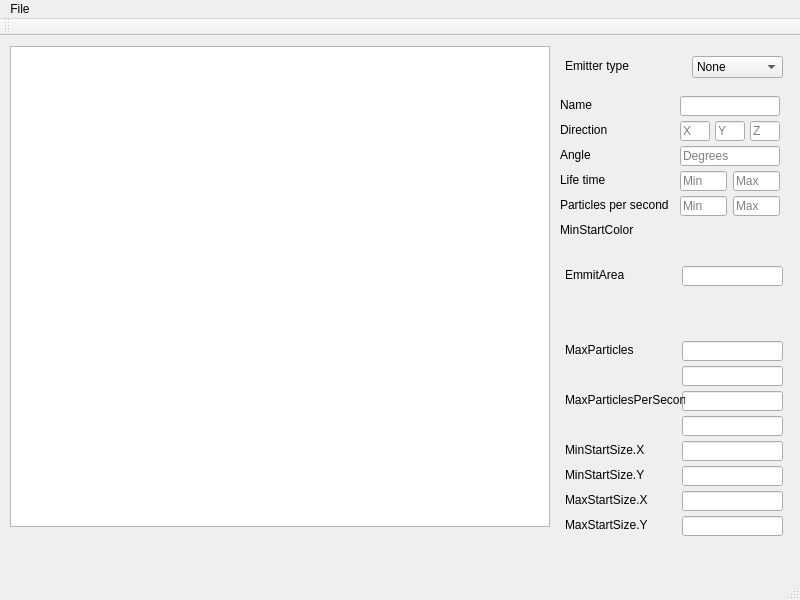
Above: tools/ParticleEditor/mainwindow.ui from threkk/psibranch3irrlicht before the change. Below: the same form after it.
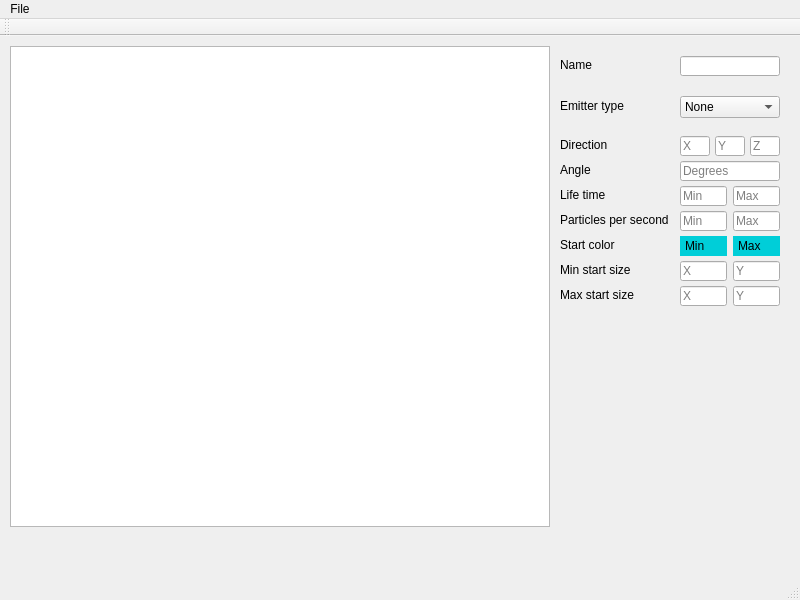
That is the form after the change.

Commit message: Update the UI + binded all inputs to model values

Patch:
```diff
--- a/tools/ParticleEditor/mainwindow.ui
+++ b/tools/ParticleEditor/mainwindow.ui
@@ -28,7 +28,7 @@
     <property name="geometry">
      <rect>
       <x>680</x>
-      <y>110</y>
+      <y>125</y>
       <width>100</width>
       <height>20</height>
      </rect>
@@ -40,21 +40,11 @@
      <string>Degrees</string>
     </property>
    </widget>
-   <widget class="QLineEdit" name="lineEdit_4">
-    <property name="geometry">
-     <rect>
-      <x>682</x>
-      <y>230</y>
-      <width>101</width>
-      <height>20</height>
-     </rect>
-    </property>
-   </widget>
    <widget class="QLabel" name="label_Angle">
     <property name="geometry">
      <rect>
       <x>560</x>
-      <y>110</y>
+      <y>125</y>
       <width>120</width>
       <height>16</height>
      </rect>
@@ -66,27 +56,11 @@
      <set>Qt::AlignBottom|Qt::AlignLeading|Qt::AlignLeft</set>
     </property>
    </widget>
-   <widget class="QLabel" name="label_4">
-    <property name="geometry">
-     <rect>
-      <x>565</x>
-      <y>230</y>
-      <width>120</width>
-      <height>16</height>
-     </rect>
-    </property>
-    <property name="text">
-     <string>EmmitArea</string>
-    </property>
-    <property name="alignment">
-     <set>Qt::AlignBottom|Qt::AlignLeading|Qt::AlignLeft</set>
-    </property>
-   </widget>
    <widget class="QLineEdit" name="lineEdit_Lifetime_Min">
     <property name="geometry">
      <rect>
       <x>680</x>
-      <y>135</y>
+      <y>150</y>
       <width>47</width>
       <height>20</height>
      </rect>
@@ -102,7 +76,7 @@
     <property name="geometry">
      <rect>
       <x>560</x>
-      <y>135</y>
+      <y>150</y>
       <width>120</width>
       <height>16</height>
      </rect>
@@ -117,9 +91,9 @@
    <widget class="QComboBox" name="comboBox">
     <property name="geometry">
      <rect>
-      <x>692</x>
-      <y>20</y>
-      <width>91</width>
+      <x>680</x>
+      <y>60</y>
+      <width>100</width>
       <height>22</height>
      </rect>
     </property>
@@ -167,9 +141,9 @@
    <widget class="QLabel" name="label_7">
     <property name="geometry">
      <rect>
-      <x>565</x>
-      <y>20</y>
-      <width>111</width>
+      <x>560</x>
+      <y>60</y>
+      <width>110</width>
       <height>20</height>
      </rect>
     </property>
@@ -180,51 +154,11 @@
      <set>Qt::AlignLeading|Qt::AlignLeft|Qt::AlignVCenter</set>
     </property>
    </widget>
-   <widget class="QLineEdit" name="lineEdit_7">
-    <property name="geometry">
-     <rect>
-      <x>682</x>
-      <y>305</y>
-      <width>101</width>
-      <height>20</height>
-     </rect>
-    </property>
-   </widget>
-   <widget class="QLineEdit" name="lineEdit_8">
-    <property name="geometry">
-     <rect>
-      <x>682</x>
-      <y>330</y>
-      <width>101</width>
-      <height>20</height>
-     </rect>
-    </property>
-   </widget>
-   <widget class="QLineEdit" name="lineEdit_9">
-    <property name="geometry">
-     <rect>
-      <x>682</x>
-      <y>355</y>
-      <width>101</width>
-      <height>20</height>
-     </rect>
-    </property>
-   </widget>
-   <widget class="QLineEdit" name="lineEdit_10">
-    <property name="geometry">
-     <rect>
-      <x>682</x>
-      <y>380</y>
-      <width>101</width>
-      <height>20</height>
-     </rect>
-    </property>
-   </widget>
    <widget class="QLineEdit" name="lineEdit_name">
     <property name="geometry">
      <rect>
       <x>680</x>
-      <y>60</y>
+      <y>20</y>
       <width>100</width>
       <height>20</height>
      </rect>
@@ -234,7 +168,7 @@
     <property name="geometry">
      <rect>
       <x>560</x>
-      <y>60</y>
+      <y>20</y>
       <width>120</width>
       <height>16</height>
      </rect>
@@ -250,7 +184,7 @@
     <property name="geometry">
      <rect>
       <x>680</x>
-      <y>85</y>
+      <y>100</y>
       <width>30</width>
       <height>20</height>
      </rect>
@@ -263,7 +197,7 @@
     <property name="geometry">
      <rect>
       <x>560</x>
-      <y>85</y>
+      <y>100</y>
       <width>120</width>
       <height>16</height>
      </rect>
@@ -275,27 +209,11 @@
      <set>Qt::AlignBottom|Qt::AlignLeading|Qt::AlignLeft</set>
     </property>
    </widget>
-   <widget class="QLabel" name="label_11">
-    <property name="geometry">
-     <rect>
-      <x>565</x>
-      <y>305</y>
-      <width>120</width>
-      <height>16</height>
-     </rect>
-    </property>
-    <property name="text">
-     <string>MaxParticles</string>
-    </property>
-    <property name="alignment">
-     <set>Qt::AlignBottom|Qt::AlignLeading|Qt::AlignLeft</set>
-    </property>
-   </widget>
    <widget class="QLabel" name="label_PPS">
     <property name="geometry">
      <rect>
       <x>560</x>
-      <y>160</y>
+      <y>175</y>
       <width>120</width>
       <height>16</height>
      </rect>
@@ -307,137 +225,17 @@
      <set>Qt::AlignBottom|Qt::AlignLeading|Qt::AlignLeft</set>
     </property>
    </widget>
-   <widget class="QLabel" name="label_13">
-    <property name="geometry">
-     <rect>
-      <x>565</x>
-      <y>355</y>
-      <width>120</width>
-      <height>16</height>
-     </rect>
-    </property>
-    <property name="text">
-     <string>MaxParticlesPerSecond</string>
-    </property>
-    <property name="alignment">
-     <set>Qt::AlignBottom|Qt::AlignLeading|Qt::AlignLeft</set>
-    </property>
-   </widget>
-   <widget class="QLabel" name="label_14">
+   <widget class="QLabel" name="label_Min_Color">
     <property name="geometry">
      <rect>
       <x>560</x>
-      <y>185</y>
+      <y>200</y>
       <width>120</width>
       <height>16</height>
      </rect>
     </property>
     <property name="text">
-     <string>MinStartColor</string>
-    </property>
-    <property name="alignment">
-     <set>Qt::AlignBottom|Qt::AlignLeading|Qt::AlignLeft</set>
-    </property>
-   </widget>
-   <widget class="QLineEdit" name="lineEdit_14">
-    <property name="geometry">
-     <rect>
-      <x>682</x>
-      <y>405</y>
-      <width>101</width>
-      <height>20</height>
-     </rect>
-    </property>
-   </widget>
-   <widget class="QLineEdit" name="lineEdit_15">
-    <property name="geometry">
-     <rect>
-      <x>682</x>
-      <y>430</y>
-      <width>101</width>
-      <height>20</height>
-     </rect>
-    </property>
-   </widget>
-   <widget class="QLineEdit" name="lineEdit_16">
-    <property name="geometry">
-     <rect>
-      <x>682</x>
-      <y>455</y>
-      <width>101</width>
-      <height>20</height>
-     </rect>
-    </property>
-   </widget>
-   <widget class="QLineEdit" name="lineEdit_17">
-    <property name="geometry">
-     <rect>
-      <x>682</x>
-      <y>480</y>
-      <width>101</width>
-      <height>20</height>
-     </rect>
-    </property>
-   </widget>
-   <widget class="QLabel" name="label_15">
-    <property name="geometry">
-     <rect>
-      <x>565</x>
-      <y>405</y>
-      <width>120</width>
-      <height>16</height>
-     </rect>
-    </property>
-    <property name="text">
-     <string>MinStartSize.X</string>
-    </property>
-    <property name="alignment">
-     <set>Qt::AlignBottom|Qt::AlignLeading|Qt::AlignLeft</set>
-    </property>
-   </widget>
-   <widget class="QLabel" name="label_16">
-    <property name="geometry">
-     <rect>
-      <x>565</x>
-      <y>430</y>
-      <width>120</width>
-      <height>16</height>
-     </rect>
-    </property>
-    <property name="text">
-     <string>MinStartSize.Y</string>
-    </property>
-    <property name="alignment">
-     <set>Qt::AlignBottom|Qt::AlignLeading|Qt::AlignLeft</set>
-    </property>
-   </widget>
-   <widget class="QLabel" name="label_17">
-    <property name="geometry">
-     <rect>
-      <x>565</x>
-      <y>455</y>
-      <width>120</width>
-      <height>16</height>
-     </rect>
-    </property>
-    <property name="text">
-     <string>MaxStartSize.X</string>
-    </property>
-    <property name="alignment">
-     <set>Qt::AlignBottom|Qt::AlignLeading|Qt::AlignLeft</set>
-    </property>
-   </widget>
-   <widget class="QLabel" name="label_18">
-    <property name="geometry">
-     <rect>
-      <x>565</x>
-      <y>480</y>
-      <width>120</width>
-      <height>16</height>
-     </rect>
-    </property>
-    <property name="text">
-     <string>MaxStartSize.Y</string>
+     <string>Start color</string>
     </property>
     <property name="alignment">
      <set>Qt::AlignBottom|Qt::AlignLeading|Qt::AlignLeft</set>
@@ -447,7 +245,7 @@
     <property name="geometry">
      <rect>
       <x>715</x>
-      <y>85</y>
+      <y>100</y>
       <width>30</width>
       <height>20</height>
      </rect>
@@ -460,7 +258,7 @@
     <property name="geometry">
      <rect>
       <x>750</x>
-      <y>85</y>
+      <y>100</y>
       <width>30</width>
       <height>20</height>
      </rect>
@@ -476,7 +274,7 @@
     <property name="geometry">
      <rect>
       <x>733</x>
-      <y>135</y>
+      <y>150</y>
       <width>47</width>
       <height>20</height>
      </rect>
@@ -489,7 +287,7 @@
     <property name="geometry">
      <rect>
       <x>680</x>
-      <y>160</y>
+      <y>175</y>
       <width>47</width>
       <height>20</height>
      </rect>
@@ -505,7 +303,7 @@
     <property name="geometry">
      <rect>
       <x>733</x>
-      <y>160</y>
+      <y>175</y>
       <width>47</width>
       <height>20</height>
      </rect>
@@ -518,21 +316,20 @@
     <property name="geometry">
      <rect>
       <x>680</x>
-      <y>190</y>
+      <y>200</y>
       <width>47</width>
       <height>20</height>
      </rect>
     </property>
     <property name="autoFillBackground">
-     <bool>true</bool>
+     <bool>false</bool>
     </property>
     <property name="styleSheet">
-     <string notr="true">* { background-color: rgb(0, 206, 216);
-alternate-background-color: rgb(134, 255, 172);
-}</string>
+     <string notr="true">background-color: rgb(0, 206, 216);
+border: 0;text-align:left;padding-left:5px;</string>
     </property>
     <property name="text">
-     <string/>
+     <string>Min</string>
     </property>
     <property name="default">
      <bool>false</bool>
@@ -545,7 +342,7 @@
     <property name="geometry">
      <rect>
       <x>733</x>
-      <y>190</y>
+      <y>200</y>
       <width>47</width>
       <height>20</height>
      </rect>
@@ -554,15 +351,14 @@
      <enum>Qt::StrongFocus</enum>
     </property>
     <property name="autoFillBackground">
-     <bool>true</bool>
+     <bool>false</bool>
     </property>
     <property name="styleSheet">
-     <string notr="true">* { background-color: rgb(0, 206, 216);
-alternate-background-color: rgb(134, 255, 172);
-}</string>
+     <string notr="true">background-color: rgb(0, 206, 216);
+border: 0;text-align:left;padding-left:5px;</string>
     </property>
     <property name="text">
-     <string/>
+     <string>Max</string>
     </property>
     <property name="default">
      <bool>false</bool>
@@ -571,6 +367,96 @@
      <bool>true</bool>
     </property>
    </widget>
+   <widget class="QLabel" name="label_MinStartSize">
+    <property name="geometry">
+     <rect>
+      <x>560</x>
+      <y>225</y>
+      <width>120</width>
+      <height>16</height>
+     </rect>
+    </property>
+    <property name="text">
+     <string>Min start size</string>
+    </property>
+    <property name="alignment">
+     <set>Qt::AlignBottom|Qt::AlignLeading|Qt::AlignLeft</set>
+    </property>
+   </widget>
+   <widget class="QLineEdit" name="lineEdit_MinStartSize_Y">
+    <property name="geometry">
+     <rect>
+      <x>733</x>
+      <y>225</y>
+      <width>47</width>
+      <height>20</height>
+     </rect>
+    </property>
+    <property name="placeholderText">
+     <string>Y</string>
+    </property>
+   </widget>
+   <widget class="QLineEdit" name="lineEdit_MinStartSize_X">
+    <property name="geometry">
+     <rect>
+      <x>680</x>
+      <y>225</y>
+      <width>47</width>
+      <height>20</height>
+     </rect>
+    </property>
+    <property name="inputMask">
+     <string/>
+    </property>
+    <property name="placeholderText">
+     <string>X</string>
+    </property>
+   </widget>
+   <widget class="QLabel" name="label_MaxStartSize">
+    <property name="geometry">
+     <rect>
+      <x>560</x>
+      <y>250</y>
+      <width>120</width>
+      <height>16</height>
+     </rect>
+    </property>
+    <property name="text">
+     <string>Max start size</string>
+    </property>
+    <property name="alignment">
+     <set>Qt::AlignBottom|Qt::AlignLeading|Qt::AlignLeft</set>
+    </property>
+   </widget>
+   <widget class="QLineEdit" name="lineEdit_MaxStartSize_X">
+    <property name="geometry">
+     <rect>
+      <x>680</x>
+      <y>250</y>
+      <width>47</width>
+      <height>20</height>
+     </rect>
+    </property>
+    <property name="inputMask">
+     <string/>
+    </property>
+    <property name="placeholderText">
+     <string>X</string>
+    </property>
+   </widget>
+   <widget class="QLineEdit" name="lineEdit_MaxStartSize_Y">
+    <property name="geometry">
+     <rect>
+      <x>733</x>
+      <y>250</y>
+      <width>47</width>
+      <height>20</height>
+     </rect>
+    </property>
+    <property name="placeholderText">
+     <string>Y</string>
+    </property>
+   </widget>
   </widget>
   <widget class="QMenuBar" name="menuBar">
    <property name="geometry">
```
Left out of the diff: 6 changed lines with no effect on the pictures. The commit also changes 4 other files.
